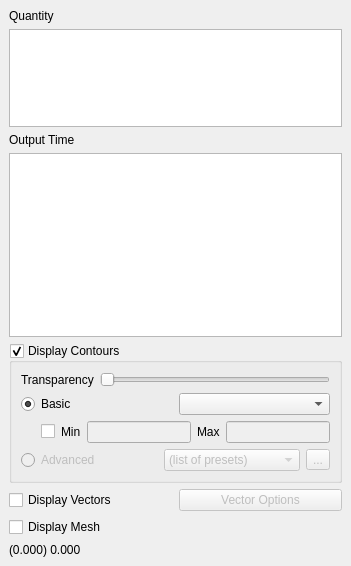
Above: qgis_plugin/crayfish_viewer_dock_widget.ui from lutraconsulting/qgis-crayfish-plugin before the change. Below: the same form after it.
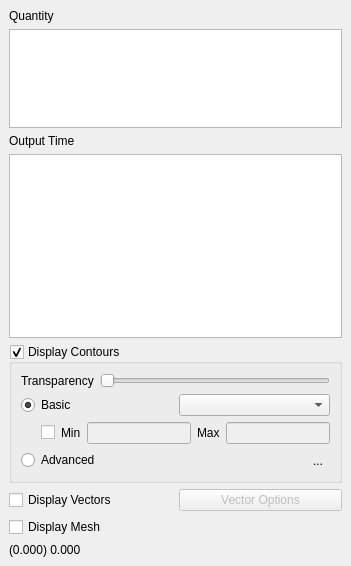
That is the form after the change. Custom widgets are drawn as their Qt base class.

Commit message:
Support for "advanced" color maps for contour rendering
The user can open a dialog and specify color map in detail.
Also added discrete method (in addition to linear interpolation).

The edit to the form file:
```diff
--- a/qgis_plugin/crayfish_viewer_dock_widget.ui
+++ b/qgis_plugin/crayfish_viewer_dock_widget.ui
@@ -163,35 +163,45 @@
        <item>
         <layout class="QHBoxLayout" name="horizontalLayout_4">
          <item>
-          <widget class="QRadioButton" name="radioButton_2">
-           <property name="enabled">
-            <bool>false</bool>
-           </property>
+          <widget class="QRadioButton" name="radContourAdvanced">
            <property name="text">
             <string>Advanced</string>
            </property>
           </widget>
          </item>
          <item>
-          <widget class="QComboBox" name="comboBox_2">
-           <property name="enabled">
-            <bool>false</bool>
+          <widget class="QLabel" name="lblAdvancedPreview">
+           <property name="sizePolicy">
+            <sizepolicy hsizetype="Fixed" vsizetype="Preferred">
+             <horstretch>0</horstretch>
+             <verstretch>0</verstretch>
+            </sizepolicy>
            </property>
-           <item>
-            <property name="text">
-             <string>(list of presets)</string>
-            </property>
-           </item>
+           <property name="minimumSize">
+            <size>
+             <width>100</width>
+             <height>0</height>
+            </size>
+           </property>
+           <property name="text">
+            <string/>
+           </property>
           </widget>
          </item>
          <item>
-          <widget class="QToolButton" name="toolButton">
-           <property name="enabled">
-            <bool>false</bool>
-           </property>
+          <widget class="QToolButton" name="btnAdvanced">
            <property name="text">
             <string>...</string>
            </property>
+           <property name="popupMode">
+            <enum>QToolButton::InstantPopup</enum>
+           </property>
+           <property name="autoRaise">
+            <bool>true</bool>
+           </property>
+           <property name="arrowType">
+            <enum>Qt::NoArrow</enum>
+           </property>
           </widget>
          </item>
         </layout>
```
Left out of the diff: 5 changed lines with no effect on the pictures. The commit also changes 10 other files.
